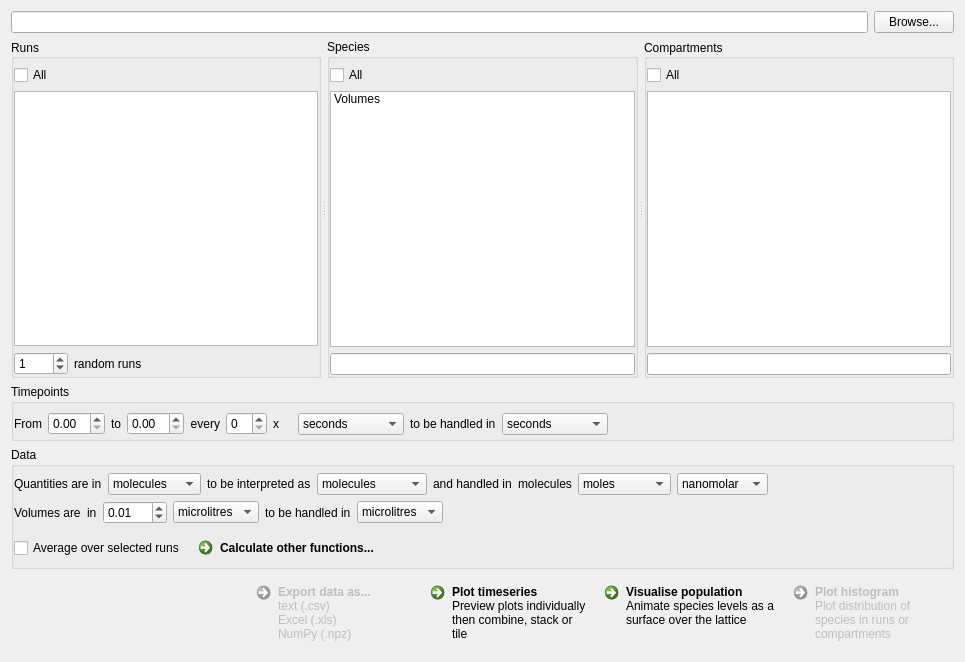
Above: infobiotics/mcss/results/mcss_results_widget.ui from jvb/infobiotics-dashboard before the change. Below: the same form after it.
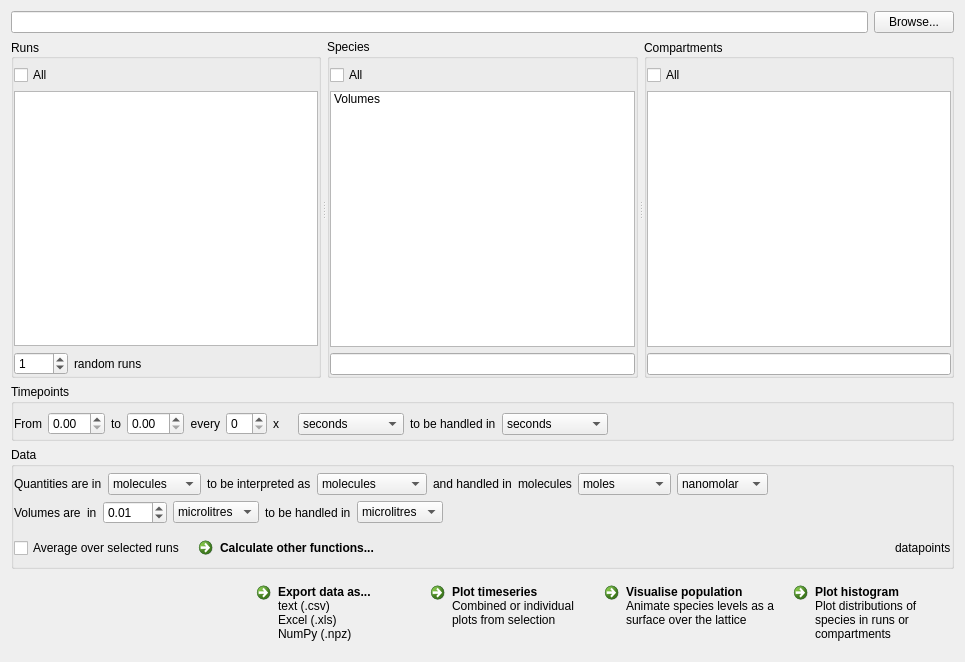
That is the form after the change. Icons and pictures are not drawn. Custom widgets are drawn as their Qt base class.

Commit message: Reintegrated export data as... button, add useful tooltips and doing histograms

Patch:
```diff
--- a/infobiotics/mcss/results/mcss_results_widget.ui
+++ b/infobiotics/mcss/results/mcss_results_widget.ui
@@ -1188,6 +1188,13 @@
           </property>
          </spacer>
         </item>
+        <item>
+         <widget class="QLabel" name="label">
+          <property name="text">
+           <string>datapoints</string>
+          </property>
+         </widget>
+        </item>
        </layout>
       </item>
      </layout>
@@ -1211,7 +1218,7 @@
      <item>
       <widget class="QCommandLinkButton" name="export_data_as_button">
        <property name="enabled">
-        <bool>false</bool>
+        <bool>true</bool>
        </property>
        <property name="toolTip">
         <string>Save timeseries data for selected runs, species and compartments</string>
@@ -1261,7 +1268,7 @@
         </size>
        </property>
        <property name="description">
-        <string>Preview plots individually then combine, stack or tile</string>
+        <string>Combined or individual plots from selection</string>
        </property>
       </widget>
      </item>
@@ -1291,7 +1298,7 @@
      <item>
       <widget class="QCommandLinkButton" name="plot_histogram_button">
        <property name="enabled">
-        <bool>false</bool>
+        <bool>true</bool>
        </property>
        <property name="toolTip">
         <string>Save timeseries data for selected runs, species and compartments</string>
@@ -1316,7 +1323,7 @@
         <bool>false</bool>
        </property>
        <property name="description">
-        <string>Plot distribution of species in runs or compartments</string>
+        <string>Plot distributions of species in runs or compartments</string>
        </property>
       </widget>
      </item>
```
Left out of the diff: 2 changed lines with no effect on the pictures. The commit also changes 4 other files.
